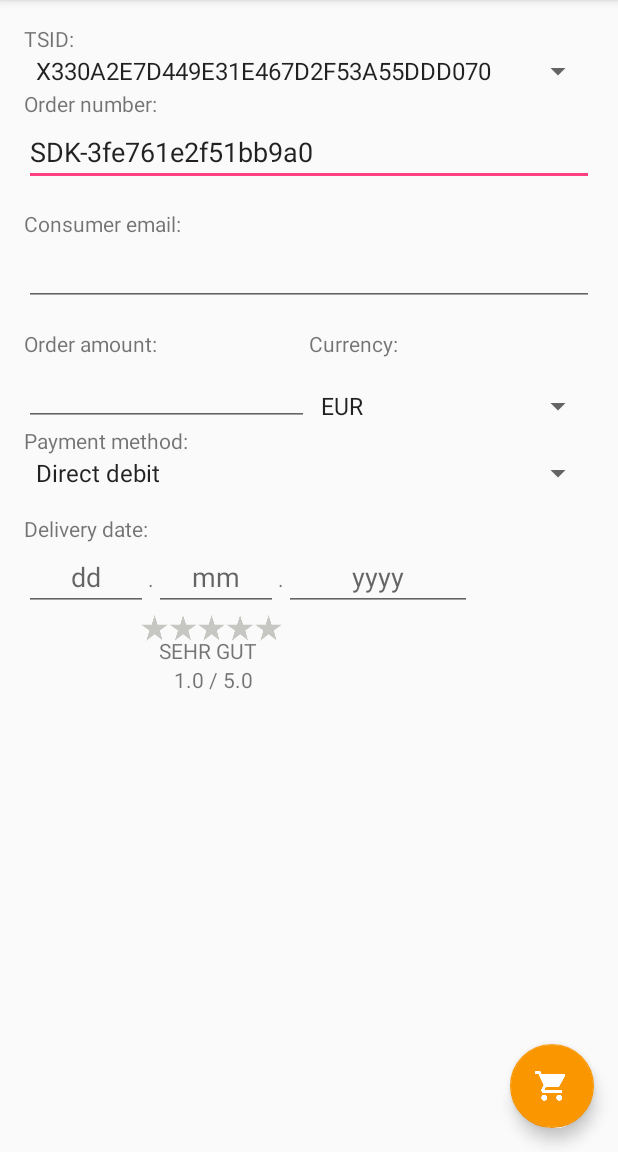
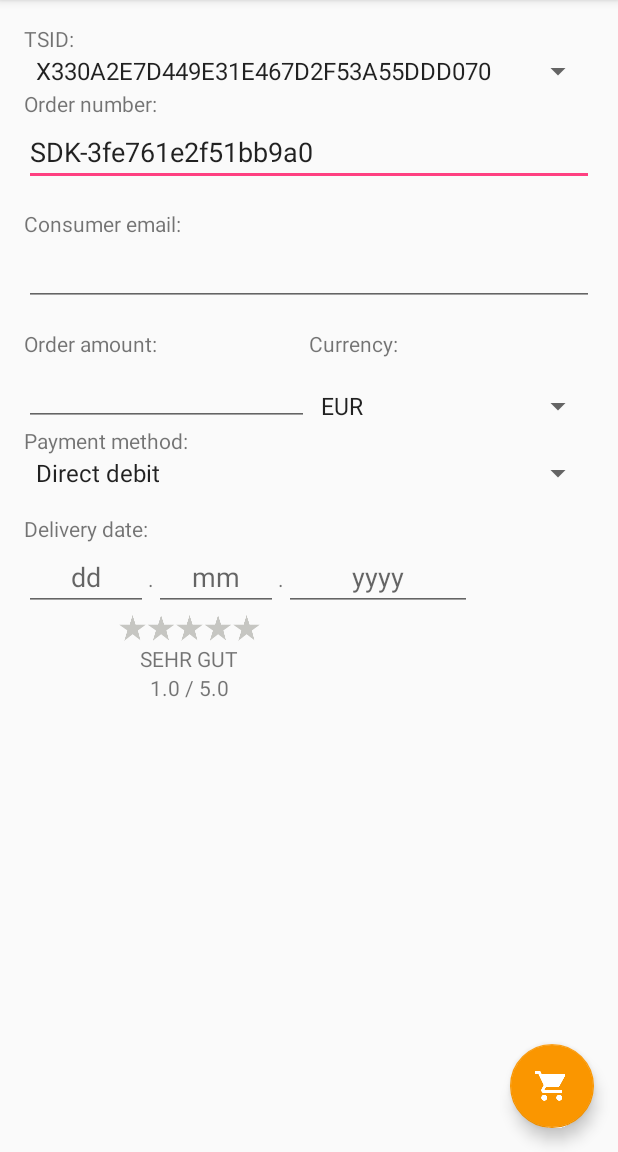
Before and after one commit to trustedshops/trustedshops-android-sdk, an Android app: the screen it shows after launch (MainActivity), on a phone screen of 412 x 824 dp, the part 84-1236 px from its top. Run offline under Robolectric (Android 15) with nearby library versions, the phone set to English and light mode, and no system bars; libraries missing offline, so code that uses them is left out: com.afollestad.materialdialogs.

Commit message:
adding working example with layout gravity center

```diff
--- a/trustbadgeexample/src/main/res/layout/content_main.xml
+++ b/trustbadgeexample/src/main/res/layout/content_main.xml
@@ -231,47 +231,87 @@
                     android:layout_height="60dp"
                     android:layout_alignParentLeft="true"
                     android:layout_marginBottom="5dp" />
+                <FrameLayout
+                    android:layout_width="190dp"
+                    android:layout_height="wrap_content"
+                    android:layout_alignLeft="@+id/trustbadgeTestImageView"
+                    android:layout_marginTop="-15dp"
+                    android:layout_marginLeft="15dp"
+                    android:id="@+id/trustedShopReviewStarsFrame"
+                    >
                     <android.support.v7.widget.AppCompatRatingBar
                         android:id="@+id/trustedShopReviewStars"
                         android:layout_width="wrap_content"
                         android:layout_height="wrap_content"
-                    android:layout_alignLeft="@+id/trustbadgeTestImageView"
                         android:scaleX="0.5"
                         android:scaleY="0.5"
+                        android:layout_gravity="center"
+
                         style="@style/tsRatingBar"
-                    android:layout_marginTop="-15dp"
-                    android:layout_marginLeft="30dp"
                         />
+                </FrameLayout>
+                <FrameLayout
+                    android:layout_width="190dp"
+                    android:layout_height="wrap_content"
+                    android:layout_below="@+id/trustedShopReviewStarsFrame"
+                    android:layout_marginTop="-20dp"
+                    android:layout_marginLeft="15dp"
+                    android:id="@+id/trustedShopReviewStarsMarkDescriptionFrame"
+                    android:textAlignment="center"
+                    >
                     <TextView
                         android:id="@+id/trustedShopReviewStarsMarkDescription"
                         android:layout_width="wrap_content"
                         android:layout_height="wrap_content"
-                    android:layout_below="@+id/trustedShopReviewStars"
-                    android:layout_marginLeft="90dp"
-                    android:layout_marginTop="-25dp"
+                        android:gravity="center"
+                        android:layout_gravity="center"
                         android:text="SEHR GUT"/>
+
+                </FrameLayout>
+
+                <FrameLayout
+                    android:layout_width="190dp"
+                    android:layout_height="wrap_content"
+                    android:layout_marginLeft="15dp"
+                    android:layout_below="@+id/trustedShopReviewStarsMarkDescriptionFrame"
+                    android:textAlignment="center"
+                    >
                     <TextView
                         android:layout_width="wrap_content"
                         android:layout_height="wrap_content"
-                    android:layout_below="@+id/trustedShopReviewStarsMarkDescription"
-                    android:layout_marginLeft="100dp"
+                        android:gravity="center"
+                        android:layout_gravity="center"
                         android:id="@+id/trustedShopReviewMark"
                         android:text="1.0 / 5.0"/>
+
+                </FrameLayout>
+
+
+                <FrameLayout
+                    android:layout_width="190dp"
+                    android:layout_height="wrap_content"
+                    android:layout_marginLeft="15dp"
+                    android:id="@+id/trustedShopsReviewCountLongFrame"
+                    android:layout_marginTop="20dp"
+                    android:layout_below="@+id/trustedShopReviewStarsMarkDescriptionFrame"
+                    android:textAlignment="center"
+                    >
+                    <TextView
+                        android:layout_width="wrap_content"
+                        android:layout_height="wrap_content"
+                        android:id="@+id/trustedShopsReviewCountLong"
+                        android:gravity="center"
+                        android:layout_gravity="center"
+                        />
+                </FrameLayout>
+
 
 
                 <TextView
                     android:layout_width="wrap_content"
                     android:layout_height="wrap_content"
-                    android:layout_below="@+id/trustedShopReviewStarsMarkDescription"
-                    android:layout_marginLeft="85dp"
-                    android:layout_marginTop="20dp"
-                    android:id="@+id/trustedShopsReviewCountLong" />
-
-                <TextView
-                    android:layout_width="wrap_content"
-                    android:layout_height="wrap_content"
                     android:id="@+id/trustedShopsReviewCount"
-                    android:layout_below="@+id/trustedShopsReviewCountLong"
+                    android:layout_below="@+id/trustedShopsReviewCountLongFrame"
                     android:visibility="invisible"
                     />
             </RelativeLayout>
```
Lines whose indentation alone changed are shown as unchanged.
